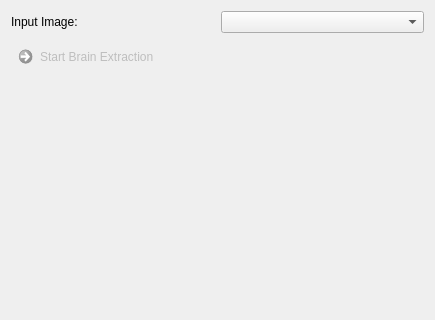
First picture: the form in Plugins/org.mitk.gui.qt.diffusionimaging.python/src/internal/QmitkBrainExtractionViewControls.ui, repository MITK/MITK, before the edit; both pictures show x 0 to 435 and y 0 to 320 of the 435 by 744 pixel window.
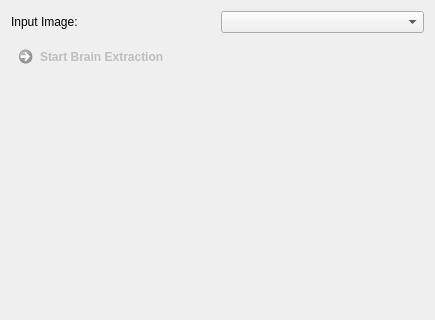
Second picture: the form after the edit. Custom widgets are drawn as their Qt base class.

Diff of the .ui file:
```diff
--- a/Plugins/org.mitk.gui.qt.diffusionimaging.python/src/internal/QmitkBrainExtractionViewControls.ui
+++ b/Plugins/org.mitk.gui.qt.diffusionimaging.python/src/internal/QmitkBrainExtractionViewControls.ui
@@ -15,7 +15,7 @@
   </property>
   <property name="styleSheet">
    <string>QCommandLinkButton {
-  font-weight: normal;
+  font-weight: lighter;
 }
 
 QCommandLinkButton:disabled {
@@ -24,7 +24,6 @@
 }
 
 QToolBox::tab {
-  border: 1px solid #434346;
   font-weight: bold;
 }
 
@@ -34,20 +33,15 @@
 }
 
 QToolBox::tab:selected {
-  background-color: #1c97ea;
-  border: 1px solid #1c97ea;
   font-weight: bold;
 }
 
 QGroupBox {
-  border: 1px solid #434346;
-  background-color: #2d2d30;
-  margin-top: 8px;
-  padding-top: 8px;
+  background-color: transparent;
 }
 
 QGroupBox, QGroupBox:disabled {
-  background-color: #2d2d30;
+  background-color: transparent;
 }</string>
   </property>
   <layout class="QGridLayout" name="gridLayout_2">
```
Left out of the diff: 1 changed line with no effect on the pictures.
